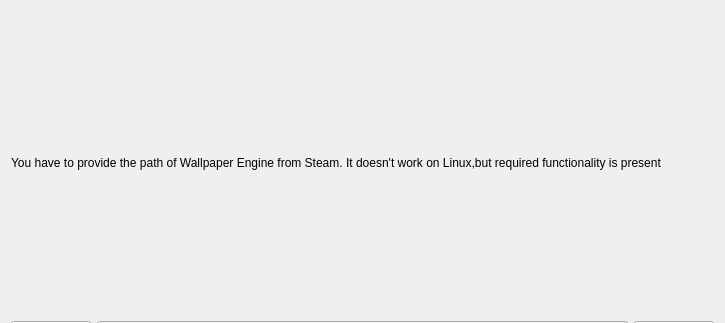
dependon/fantascene-dynamic-wallpaper, file listview/wallpaperengineplugin.ui: the form before one commit; both pictures show x 0 to 725 and y 0 to 323 of the 725 by 471 pixel window.
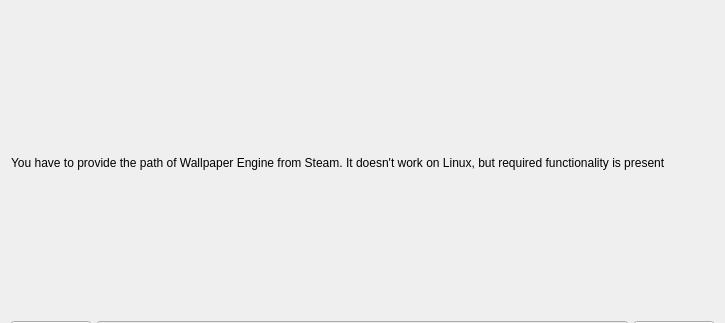
The form after the commit.

```diff
--- a/listview/wallpaperengineplugin.ui
+++ b/listview/wallpaperengineplugin.ui
@@ -53,7 +53,7 @@
       </size>
      </property>
      <property name="text">
-      <string>You have to provide the path of Wallpaper Engine from Steam. It doesn't work on Linux,but required functionality is present</string>
+      <string>You have to provide the path of Wallpaper Engine from Steam. It doesn't work on Linux, but required functionality is present</string>
      </property>
     </widget>
    </item>
```
